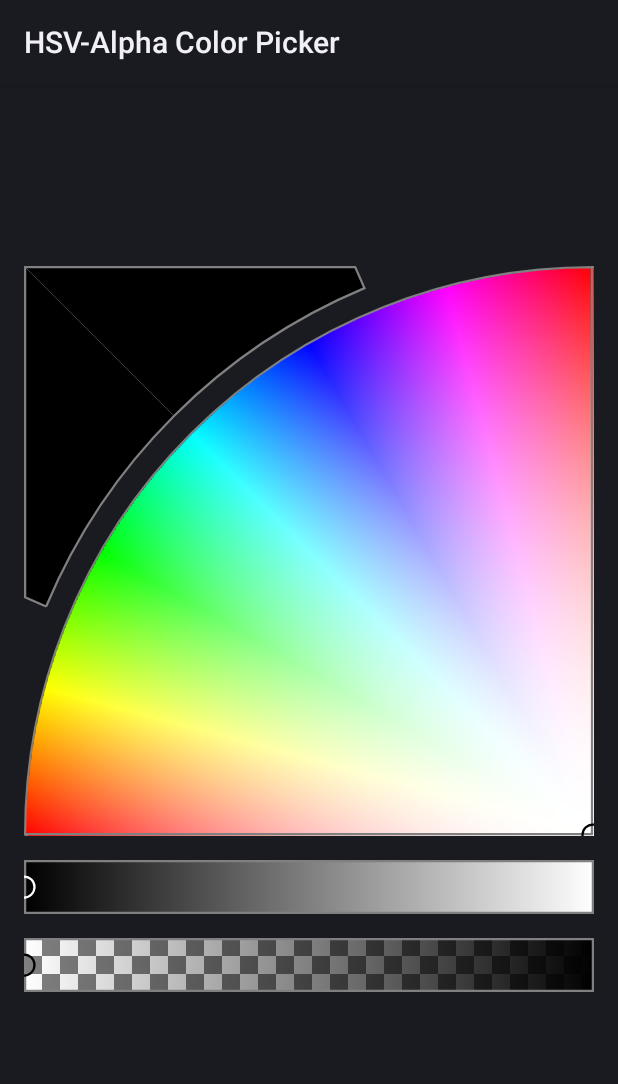
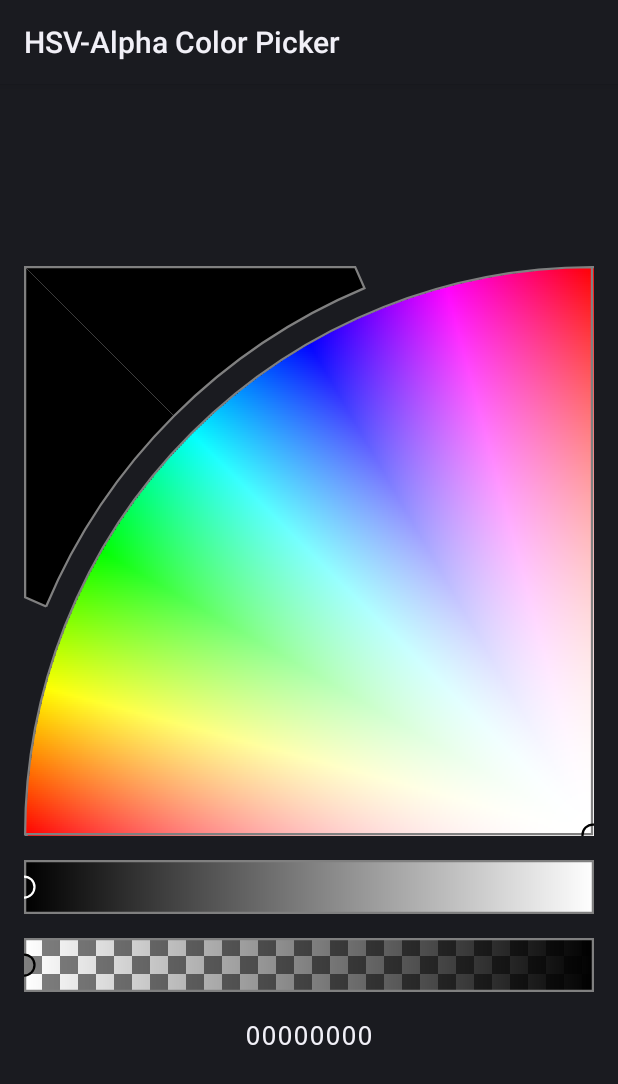
Before and after one commit to martin-stone/hsv-alpha-color-picker-android, an Android app: the layout picker.xml on its own in the app's theme, with its tools: preview values and no code run, on a phone screen of 412 x 824 dp. Shown: the top 1084 px of the screen. Run offline under Robolectric (Android 15) with nearby library versions, the phone set to English and light mode, and no system bars.

Commit message:
Explicit width on landscape hex field #8.
Also, placeholder text for hex field.

```diff
--- a/colorpicker/src/main/res/layout-land/picker.xml
+++ b/colorpicker/src/main/res/layout-land/picker.xml
@@ -74,7 +74,8 @@
 
         <EditText
             android:id="@+id/hexEdit"
-            android:layout_width="match_parent"
+            android:text="00000000"
+            android:layout_width="@dimen/hexFieldWidth"
             android:layout_height="wrap_content"
             android:layout_marginTop="@dimen/margin"
             android:digits="0123456789ABCDEFabcdef"
--- a/colorpicker/src/main/res/layout/picker.xml
+++ b/colorpicker/src/main/res/layout/picker.xml
@@ -60,6 +60,7 @@
 
     <EditText
         android:id="@+id/hexEdit"
+        android:text="00000000"
         android:layout_width="match_parent"
         android:layout_height="wrap_content"
         android:layout_marginTop="@dimen/margin"
--- a/colorpicker/src/main/res/values/dimens.xml
+++ b/colorpicker/src/main/res/values/dimens.xml
@@ -2,5 +2,6 @@
 <resources>
     <dimen name="margin">16dp</dimen>
     <dimen name="sliderWidth">36dp</dimen> <!--Matches checker pattern-->
+    <dimen name="hexFieldWidth">88dp</dimen> <!-- 2 * slider width + margin. Explicit for when alpha is hidden in landscape -->
     <dimen name="preference_thumbnail_size">48dp</dimen>
 </resources>
```
